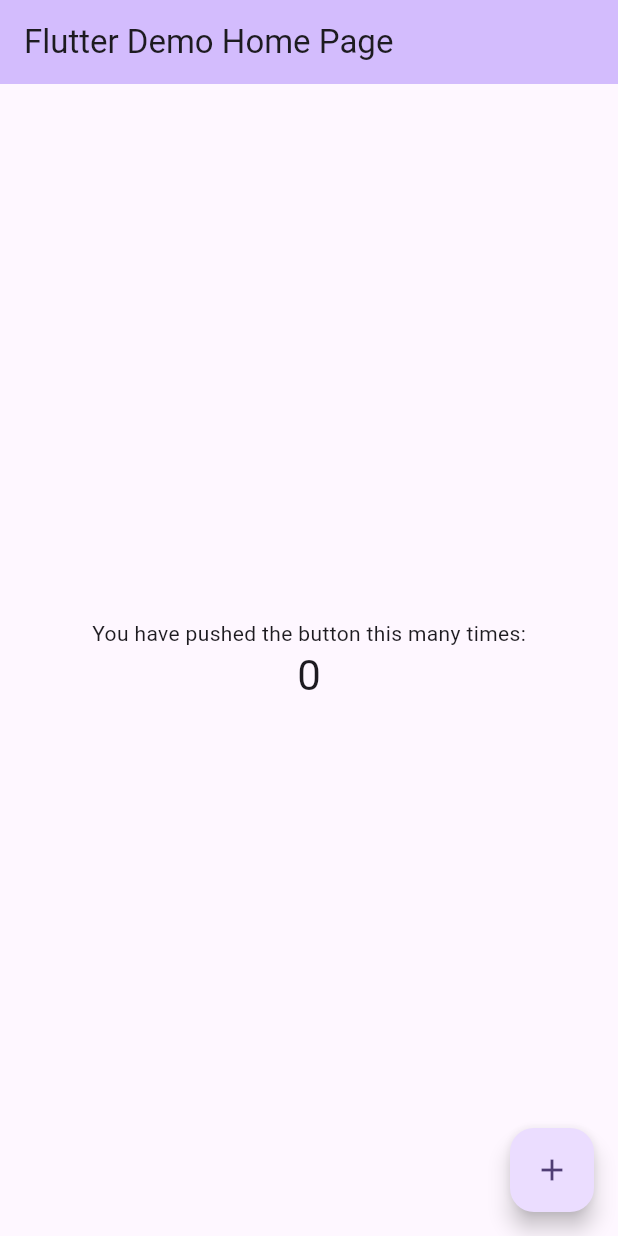
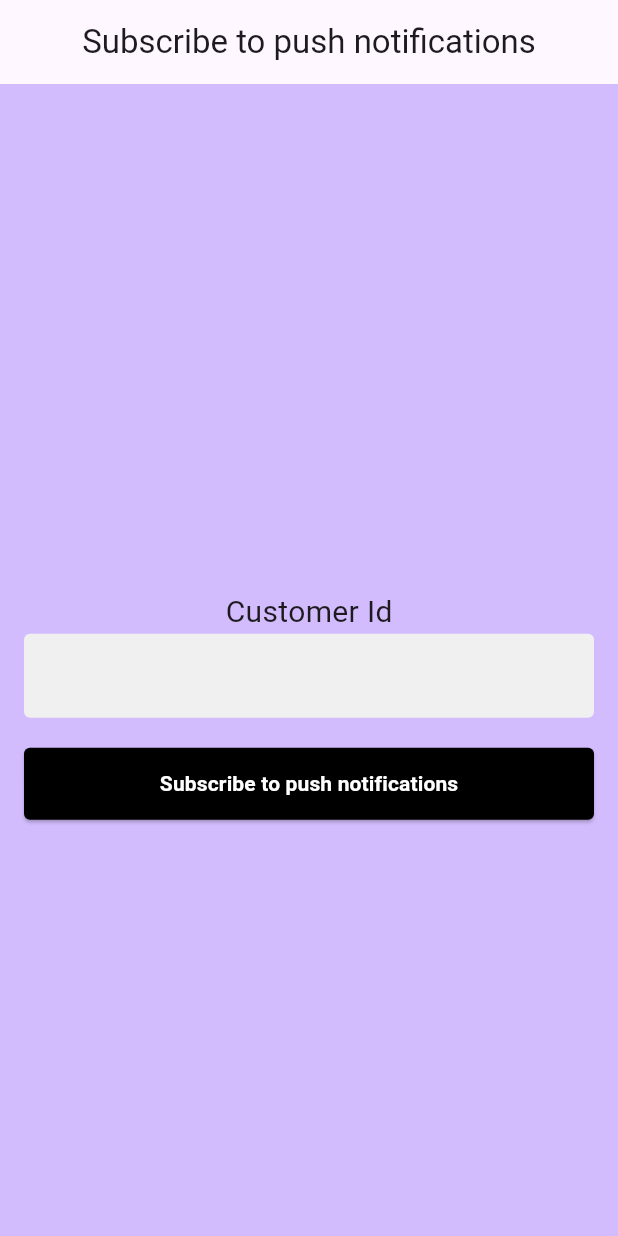
Before and after one commit to gunal333/push_notification_demo, a Flutter app: the screen it shows after launch, on a phone screen of 412 x 824 dp. Run offline on Flutter 3.47's test engine with Material 3 defaults, Android fonts, the phone set to English and light mode, and no system bars; our stand-ins replace dio, firebase_core, firebase_messaging, flutter_dotenv, retrofit; accounts and stored records are empty; generated files the repository leaves out were written again.

Commit message:
Form page -> subscribe to push notification

```diff
--- a/lib/main.dart
+++ b/lib/main.dart
@@ -1,10 +1,17 @@
 import 'package:dio/dio.dart';
+import 'package:firebase_core/firebase_core.dart';
 import 'package:flutter/material.dart';
 import 'package:push_notification_demo/config/config.dart';
+import 'package:push_notification_demo/firebase_options.dart';
 import 'package:push_notification_demo/network/endpoints/deviceInfo_api.dart';
+import 'package:push_notification_demo/presentation/Home.dart';
 
 void main() async {
   await initConfig();
+  WidgetsFlutterBinding.ensureInitialized();
+  await Firebase.initializeApp(
+  options: DefaultFirebaseOptions.currentPlatform,
+);
   runApp(const MyApp());
 }
 
@@ -48,7 +55,7 @@ class MyApp extends StatelessWidget {
         colorScheme: ColorScheme.fromSeed(seedColor: Colors.deepPurple),
         useMaterial3: true,
       ),
-      home: const MyHomePage(title: 'Flutter Demo Home Page'),
+      home: Home()
     );
   }
 }
--- /dev/null
+++ b/lib/presentation/Home.dart
@@ -0,0 +1,143 @@
+import 'package:dio/dio.dart';
+import 'package:firebase_messaging/firebase_messaging.dart';
+import 'package:flutter/material.dart';
+import 'package:push_notification_demo/config/config.dart';
+import 'package:push_notification_demo/network/endpoints/deviceInfo_api.dart';
+import 'package:push_notification_demo/network/model/DeviceInfoRequest.dart';
+
+class Home extends StatefulWidget {
+  @override
+  _HomeState createState() => _HomeState();
+}
+
+class _HomeState extends State<Home> {
+  final _formKey = GlobalKey<FormState>();
+  final TextEditingController _customerIdController = TextEditingController();
+  FirebaseMessaging _firebaseMessaging = FirebaseMessaging.instance;
+  String? deviceToken = "";
+  bool isRequestSubmitted = false;
+  bool isSubscribed = false;
+
+  var cfg = Config();
+
+  @override
+  void initState() {
+    super.initState();
+    print("InitState is executed");
+    _firebaseMessaging.getToken().then((token) => {
+      setState((){
+        deviceToken = token;
+      }),
+      print("The token is $token")
+    });
+    _firebaseMessaging.setForegroundNotificationPresentationOptions(alert: true,badge: true,sound: true);
+  }
+
+  @override
+  Widget build(BuildContext context) {
+    final DeviceInfoApi client = DeviceInfoApi(
+      Dio(
+        BaseOptions(
+            contentType: "application/json", baseUrl: cfg.get("BASE_URL")),
+      ),
+    );
+
+    return Scaffold(
+      backgroundColor: Theme.of(context).colorScheme.inversePrimary,
+      appBar: AppBar(
+        leading: isSubscribed ? GestureDetector(onTap: () {
+          setState(() {
+            isSubscribed = false;
+          });
+        }, child: const Icon(Icons.arrow_back_ios,)): null,
+        title: const Text("Subscribe to push notifications"),
+        centerTitle: true,
+      ),
+      body: Center(
+          child: SingleChildScrollView(
+        child: Padding(
+          padding: const EdgeInsets.all(16.0),
+          child:
+          isSubscribed ?
+          const Center(child: Text("You have been successfully subscribed to push notifications !",style: TextStyle(color: Colors.black,fontSize: 20),))
+          :
+           Form(
+            key: _formKey,
+            child: Column(
+              children: [
+                const SizedBox(height: 40),
+                Container(
+                  margin: const EdgeInsets.only(top: 20, bottom: 20),
+                  width: double.infinity,
+                  child: Column(
+                    children: [
+                      const Text("Customer Id",style: TextStyle(fontSize: 20),),
+                      Semantics(
+                          explicitChildNodes: true,
+                          child: TextFormField(
+                            onChanged: (value){
+                              print("The text is ${_customerIdController.text}");
+                            },
+                            decoration: const InputDecoration(
+                              focusedBorder: OutlineInputBorder(
+                                borderSide: BorderSide(color: Colors.grey),
+                              ),
+                              enabledBorder: OutlineInputBorder(
+                                borderSide:
+                                    BorderSide(color: Colors.transparent),
+                              ),
+                              filled: true,
+                              fillColor: Color(0xFFF0F0F0),
+                            ),
+                            controller: _customerIdController,
+                          )),
+                    ],
+                  ),
+                ),
+                ElevatedButton(
+                    onPressed: () async {
+                      if (_customerIdController.text.isNotEmpty && !isRequestSubmitted) {
+                        setState(() {
+                          isRequestSubmitted = true;
+                        });
+                        print("The token is $deviceToken");
+                        try{
+                        var response = await client.updateDeviceInfo(DeviceInfoRequest(token: deviceToken, customerId:_customerIdController.text));
+                        setState(() {
+                          isSubscribed = true;
+                        });
+                        } on DioException catch(e) {
+                          SnackBar snackBar;
+                          if(e.response?.statusCode == 400)
+                          {
+                              snackBar = const SnackBar(content: Text("CustomerId already exist") );
+                          }
+                          else{
+                             snackBar = const SnackBar(content: Text("Something went wrong") );
+                          }
+                          ScaffoldMessenger.of(context).showSnackBar(snackBar);
+                        }
+                        finally{
+                          setState(() {
+                          isRequestSubmitted = false;
+                        });
+                        }
+
+                      }
+                    },
+                    style: ElevatedButton.styleFrom(
+                      minimumSize: const Size.fromHeight(48),
+                      backgroundColor: Colors.black,
+                      shape: const RoundedRectangleBorder(
+                        borderRadius: BorderRadius.all(Radius.circular(4)),
+                      ),
+                    ),
+                    child: const Text("Subscribe to push notifications" ,style: TextStyle(color: Colors.white, fontWeight: FontWeight.bold),))
+              ],
+            ),
+          ),
+        ),
+      )),
+    );
+  }
+}
--- a/pubspec.yaml
+++ b/pubspec.yaml
@@ -41,6 +41,7 @@ dependencies:
   dio: ^5.4.3+1
   json_annotation: ^4.6.0
   flutter_dotenv: ^5.1.0
+  flutter_local_notifications: ^17.1.1
 
 dev_dependencies:
   build_runner: ^2.3.3
```
Also changed, not shown: lib/network/endpoints/deviceInfo_api.dart (line endings or trailing spaces), pubspec.lock, 1 other file.
